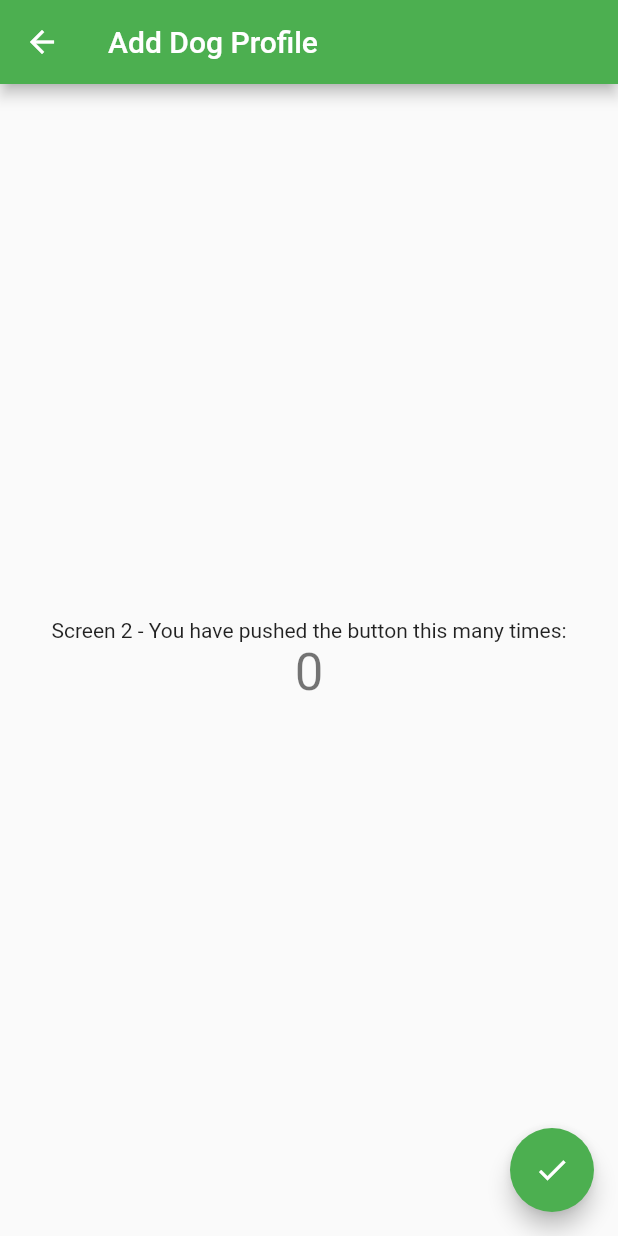
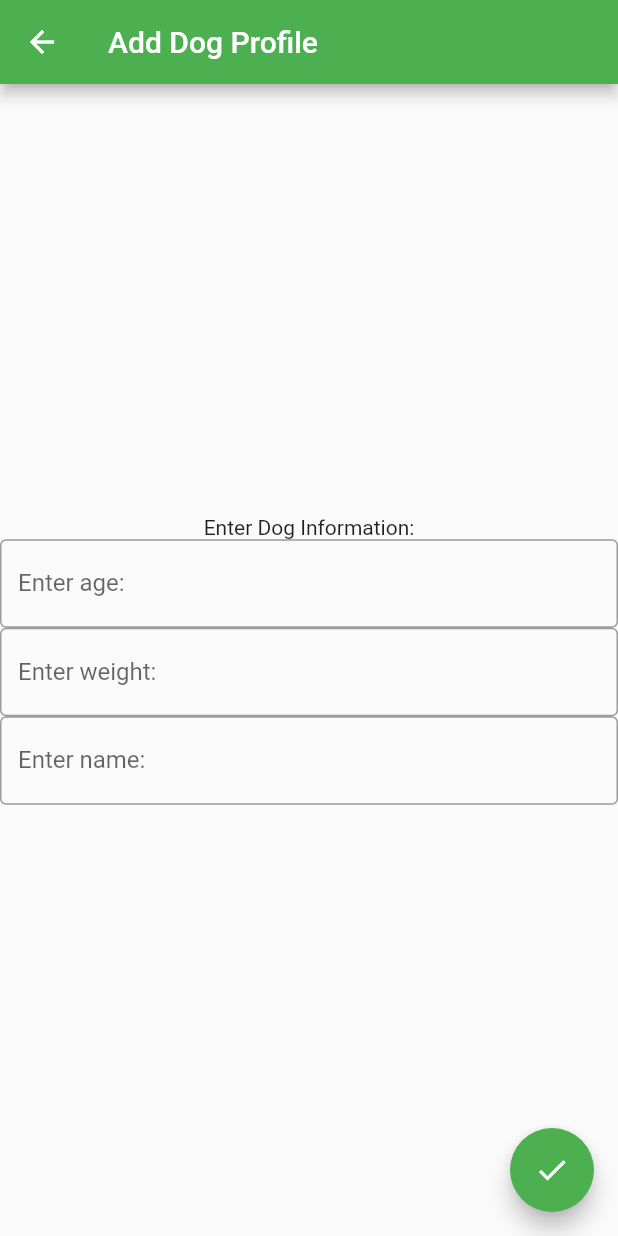
Before and after one commit to owenlovett/puppy-do, a Flutter app: the AddDogPage screen opened directly, on a phone screen of 412 x 824 dp. Run offline on Flutter 3.47's test engine with Material 2 defaults, Android fonts, the phone set to English and light mode, and no system bars; network calls fail.

Commit message:
add image and text fields

```diff
--- a/lib/add_dog.dart
+++ b/lib/add_dog.dart
@@ -27,13 +27,30 @@ class _AddDogState extends State<AddDogPage> {
       body: Center(
         child: Column(
           mainAxisAlignment: MainAxisAlignment.center,
-          children: <Widget>[
-            const Text(
-              'Screen 2 - You have pushed the button this many times:',
+          children: const <Widget>[
+            Text(
+              'Enter Dog Information:',
             ),
-            Text(
-              '$_counter',
-              style: Theme.of(context).textTheme.headline4,
+            TextField(
+              obscureText: false,
+              decoration: InputDecoration(
+                border: OutlineInputBorder(),
+                labelText: 'Enter age: ',
+              ),
+            ),
+            TextField(
+              obscureText: false,
+              decoration: InputDecoration(
+                border: OutlineInputBorder(),
+                labelText: 'Enter weight: ',
+              ),
+            ),
+            TextField(
+              obscureText: false,
+              decoration: InputDecoration(
+                border: OutlineInputBorder(),
+                labelText: 'Enter name: ',
+              ),
             ),
           ],
         ),
--- a/lib/main.dart
+++ b/lib/main.dart
@@ -110,10 +110,13 @@ class _MyHomePageState extends State<MyHomePage> {
           // horizontal).
           mainAxisAlignment: MainAxisAlignment.center,
           children: <Widget>[
-            TextButton(
-              style: TextButton.styleFrom(
-                textStyle: const TextStyle(fontSize: 20),
-              ),
+            const Image(
+              image: NetworkImage('https://cdn.pixabay.com/photo/2016/04/07/18/57/silhouette-1314467_960_720.png'),
+              width: 100,
+              height: 100,
+              color: Colors.green,
+            ),
+            ElevatedButton(
               onPressed: _goToTasks,
               child: const Text('Tasks'),
             ),
```
